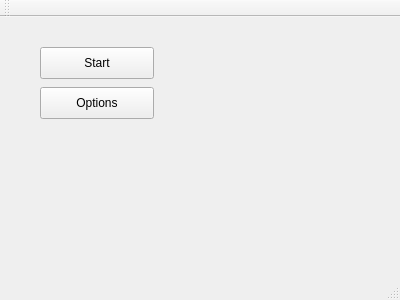
Above: FlyingAlien/mainwindow.ui from CrazyShaman/CS340Project before the change. Below: the same form after it.
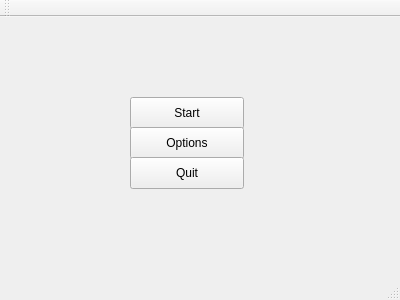
That is the form after the change. Icons and pictures are not drawn.

The edit to the form file:
```diff
--- a/FlyingAlien/mainwindow.ui
+++ b/FlyingAlien/mainwindow.ui
@@ -17,8 +17,8 @@
    <widget class="QPushButton" name="pushButton">
     <property name="geometry">
      <rect>
-      <x>40</x>
-      <y>30</y>
+      <x>130</x>
+      <y>80</y>
       <width>114</width>
       <height>32</height>
      </rect>
@@ -30,8 +30,8 @@
    <widget class="QPushButton" name="pushButton_2">
     <property name="geometry">
      <rect>
-      <x>40</x>
-      <y>70</y>
+      <x>130</x>
+      <y>110</y>
       <width>114</width>
       <height>32</height>
      </rect>
@@ -43,14 +43,30 @@
    <widget class="QLabel" name="labelPic">
     <property name="geometry">
      <rect>
-      <x>170</x>
-      <y>30</y>
-      <width>191</width>
-      <height>161</height>
+      <x>270</x>
+      <y>10</y>
+      <width>111</width>
+      <height>121</height>
      </rect>
     </property>
     <property name="text">
      <string/>
+    </property>
+    <property name="pixmap">
+     <pixmap>plane.jpg</pixmap>
+    </property>
+   </widget>
+   <widget class="QPushButton" name="Quit">
+    <property name="geometry">
+     <rect>
+      <x>130</x>
+      <y>140</y>
+      <width>114</width>
+      <height>32</height>
+     </rect>
+    </property>
+    <property name="text">
+     <string>Quit</string>
     </property>
    </widget>
   </widget>
```
Left out of the diff: 9 changed lines with no effect on the pictures.
